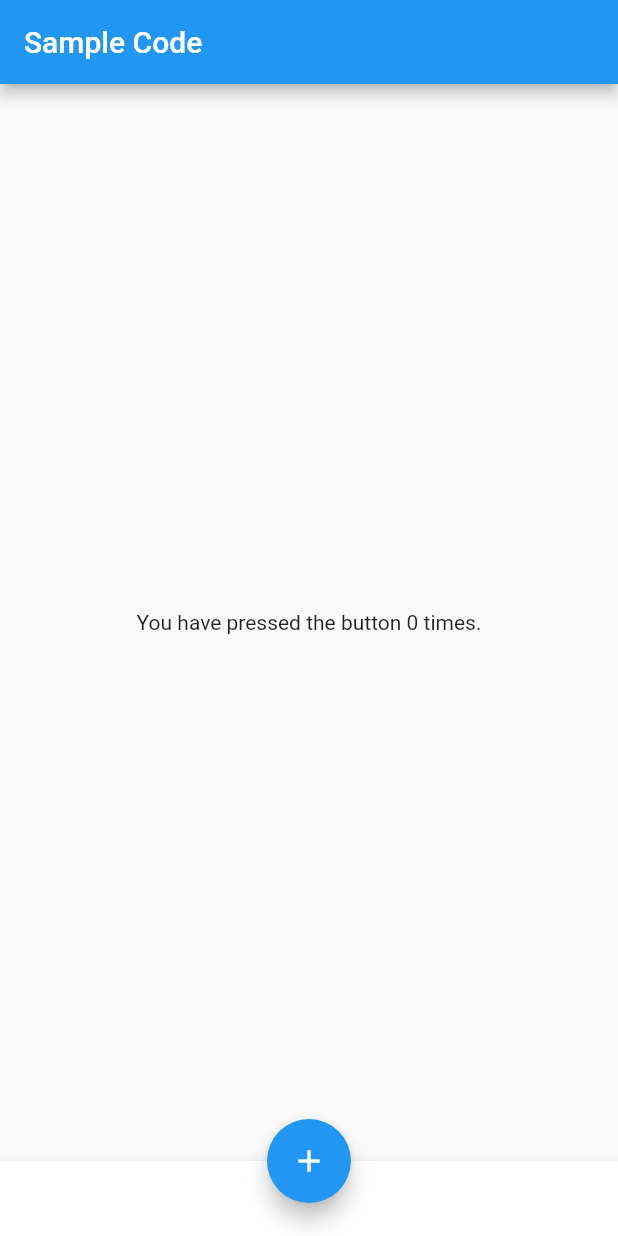
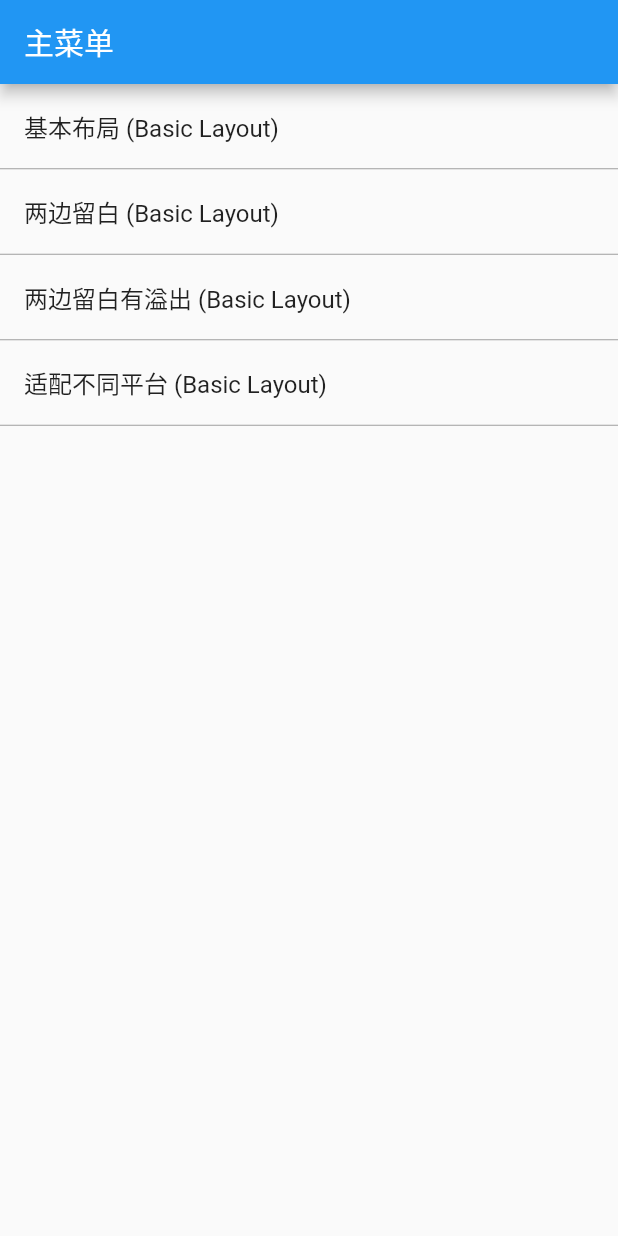
Before and after one commit to songfei/flutter_flexible, a Flutter app: the screen it shows after launch, on a phone screen of 412 x 824 dp. Run offline on Flutter 3.47's test engine with Material 2 defaults, Android fonts, the phone set to English and light mode, and no system bars.

```diff
--- a/flexible/example/lib/main.dart
+++ b/flexible/example/lib/main.dart
@@ -1,60 +1,22 @@
-// Flutter code sample for material.Scaffold.1
+import 'package:example/basic.dart';
+import 'package:flutter/material.dart';
 
-// This example shows a [Scaffold] with an [AppBar], a [BottomAppBar] and a
-// [FloatingActionButton]. The [body] is a [Text] placed in a [Center] in order
-// to center the text within the [Scaffold] and the [FloatingActionButton] is
-// centered and docked within the [BottomAppBar] using
-// [FloatingActionButtonLocation.centerDocked]. The [FloatingActionButton] is
-// connected to a callback that increments a counter.
-
-import 'package:flutter/material.dart';
+import 'menu.dart';
 
 void main() => runApp(MyApp());
 
-/// This Widget is the main application widget.
 class MyApp extends StatelessWidget {
-  static const String _title = 'Flutter Code Sample';
+  static const String _title = 'Screen Flexible Demo';
 
   @override
   Widget build(BuildContext context) {
     return MaterialApp(
       title: _title,
-      home: MyStatefulWidget(),
+      initialRoute: '/',
+      routes: {
+        '/': (context) => MenuListPage(),
+        '/basic': (context) => BasicLayoutPage(),
+      },
     );
   }
 }
-
-class MyStatefulWidget extends StatefulWidget {
-  MyStatefulWidget({Key key}) : super(key: key);
-
-  @override
-  _MyStatefulWidgetState createState() => _MyStatefulWidgetState();
-}
-
-class _MyStatefulWidgetState extends State<MyStatefulWidget> {
-  int _count = 0;
-
-  Widget build(BuildContext context) {
-    return Scaffold(
-      appBar: AppBar(
-        title: Text('Sample Code'),
-      ),
-      body: Center(
-        child: Text('You have pressed the button $_count times.'),
-      ),
-      bottomNavigationBar: BottomAppBar(
-        child: Container(
-          height: 50.0,
-        ),
-      ),
-      floatingActionButton: FloatingActionButton(
-        onPressed: () => setState(() {
-              _count++;
-            }),
-        tooltip: 'Increment Counter',
-        child: Icon(Icons.add),
-      ),
-      floatingActionButtonLocation: FloatingActionButtonLocation.centerDocked,
-    );
-  }
-}
--- /dev/null
+++ b/flexible/example/lib/menu.dart
@@ -0,0 +1,48 @@
+import 'package:flutter/material.dart';
+
+class MenuListPage extends StatelessWidget {
+  @override
+  Widget build(BuildContext context) {
+    Map<String, Function> menus = {
+      '基本布局 (Basic Layout)': () {
+        Navigator.pushNamed(context, '/basic');
+      },
+      '两边留白 (Basic Layout)': () {
+        print('ok');
+      },
+      '两边留白有溢出 (Basic Layout)': () {
+        print('ok');
+      },
+      '适配不同平台 (Basic Layout)': () {
+        print('ok');
+      },
+    };
+
+    List<Widget> items = [];
+    for (var title in menus.keys) {
+      items.add(
+        GestureDetector(
+          child: ListTile(
+            title: Text(
+              title,
+              style: TextStyle(fontSize: 16.0),
+            ),
+          ),
+          onTap: menus[title],
+        ),
+      );
+
+      items.add(Divider(
+        color: Colors.grey,
+        height: 1.0,
+      ));
+    }
+
+    return Scaffold(
+      appBar: AppBar(title: Text('主菜单')),
+      body: ListView(
+        children: items,
+      ),
+    );
+  }
+}
--- a/flexible/example/pubspec.yaml
+++ b/flexible/example/pubspec.yaml
@@ -23,6 +23,8 @@ dependencies:
   # The following adds the Cupertino Icons font to your application.
   # Use with the CupertinoIcons class for iOS style icons.
   cupertino_icons: ^0.1.2
+  flexible:
+    path: ../
 
 dev_dependencies:
   flutter_test:
--- a/flexible/lib/screen_flexible.dart
+++ b/flexible/lib/screen_flexible.dart
@@ -35,7 +35,8 @@ double flexible(
   double minValue,
   double maxValue,
 }) {
-  double baseWidgetWidth = ScreenFlexibleWidget.of(context).baseWidgetWidth;
+  double baseWidgetWidth = ScreenFlexibleInheritedWidget.of(context).baseWidgetWidth;
+  print(baseWidgetWidth);
   return ScreenFlexible.getFinalValue(
     value,
     baseWidgetWidth,
```
Also changed, not shown: flexible/example/lib/basic.dart (added, +67 -0 lines), flexible/lib/screen_flexible_widget.dart (+59 -13 lines), flexible/example/lib/space.dart (added), flexible/example/pubspec.lock.
